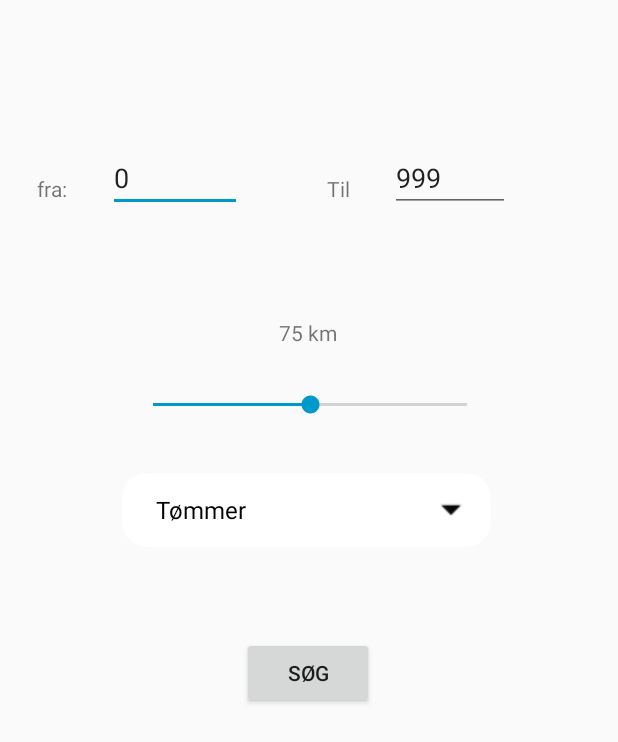
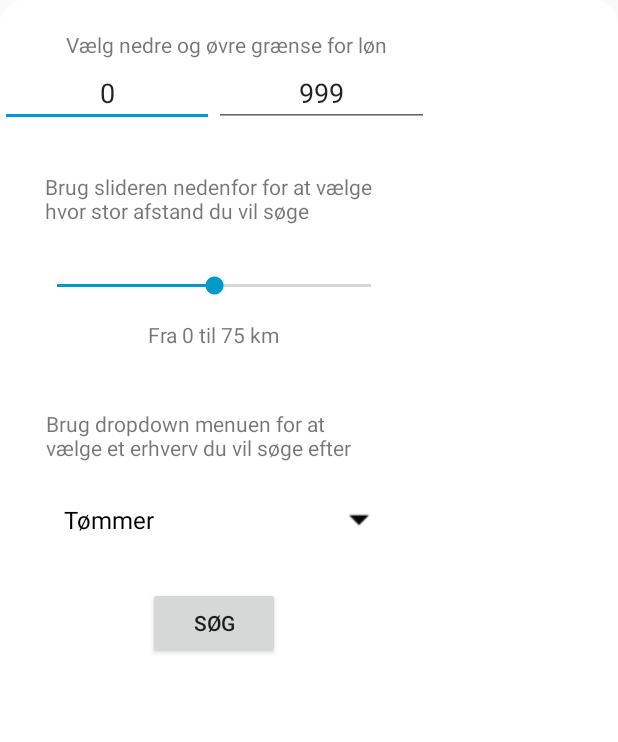
Before and after one commit to DanielGreibe/FlexicuApplication, an Android app: the FiltersRentIn screen opened directly, with no data from a screen before it, on a phone screen of 412 x 824 dp. Shown: the top 742 px of the screen. Run offline under Robolectric (Android 15) with nearby library versions, the phone set to English and light mode, and no system bars; libraries missing offline, so code that uses them is left out: com.firebase.ui.

Commit message:
Filters work as popup. Check all 4 filters and not just two filters.

```diff
--- a/app/src/main/java/com/example/danie/flexicuapplication/GUI/FiltersRentIn.java
+++ b/app/src/main/java/com/example/danie/flexicuapplication/GUI/FiltersRentIn.java
@@ -35,19 +35,20 @@ public class FiltersRentIn extends AppCompatActivity
         {
         super.onCreate(savedInstanceState);
         setContentView(R.layout.activity_rent_in_filters);
-           ArrayList<String> filterList = new ArrayList<String>();
 
 
+        ArrayList<String> filterList = new ArrayList<String>();
         btn = findViewById(R.id.searchBtn);
         seekbarValue=findViewById(R.id.progressValue);
         lowerPay = findViewById(R.id.payLower);
         editTextprof = findViewById(R.id.spinnerJobFilter);
         upperPay = findViewById(R.id.payUpper);
+
+        seekBarDist = findViewById(R.id.distSlider);
+        seekBarDist.setProgress(75);
         lowerPay.setText("0");
         upperPay.setText("999");
-        seekBarDist = findViewById(R.id.distSlider);
-        seekBarDist.setProgress(75);
-        seekbarValue.setText(seekBarDist.getProgress() + " km");
+        seekbarValue.setText("Fra 0 til "+ seekBarDist.getProgress() + " km");
         seekBarDist.setMax(150);
             items.add("Tømmer");
             items.add("VVS");
@@ -65,7 +66,7 @@ public class FiltersRentIn extends AppCompatActivity
         seekBarDist.setOnSeekBarChangeListener(new SeekBar.OnSeekBarChangeListener() {
             @Override
             public void onProgressChanged(SeekBar seekBar, int progress, boolean fromUser) {
-                seekbarValue.setText(String.valueOf(progress)+" km");
+                seekbarValue.setText("Fra 0 til " + String.valueOf(progress)+" km");
             }
 
             @Override
--- a/app/src/main/java/com/example/danie/flexicuapplication/LogicLayer/AndCriteria.java
+++ b/app/src/main/java/com/example/danie/flexicuapplication/LogicLayer/AndCriteria.java
@@ -25,6 +25,10 @@ public class AndCriteria implements CriteriaInterface {
     public List<CrudEmployee> meetCriteria(List<CrudEmployee> persons) {
 
         List<CrudEmployee> firstCriteriaPersons = criteria.meetCriteria(persons);
-        return otherCriteria.meetCriteria(firstCriteriaPersons);
+        List<CrudEmployee> secondCriteriaPersons = otherCriteria.meetCriteria(firstCriteriaPersons);
+        List<CrudEmployee> thirdCriteriaPersons = someOther.meetCriteria(secondCriteriaPersons);
+        List<CrudEmployee> fourthCriteriaPersons = someThird.meetCriteria(thirdCriteriaPersons);
+
+        return fourthCriteriaPersons;
     }
 }
--- a/app/src/main/res/layout/activity_rent_in_filters.xml
+++ b/app/src/main/res/layout/activity_rent_in_filters.xml
@@ -4,111 +4,104 @@
     xmlns:tools="http://schemas.android.com/tools"
     android:layout_width="match_parent"
     android:layout_height="match_parent"
+    android:background="@drawable/layout_background_round_corners"
     tools:context=".GUI.FiltersRentIn">
+
+    <LinearLayout
+        android:layout_width="wrap_content"
+        android:layout_height="wrap_content"
+        android:orientation="vertical"
+        android:paddingTop="20dp">
+
+
+        <TextView
+            android:id="@+id/textViewHeaderPay"
+            android:layout_width="wrap_content"
+            android:layout_height="wrap_content"
+            android:layout_gravity="center"
+            android:layout_marginStart="8dp"
+            android:text="Vælg nedre og øvre grænse for løn"
+            app:layout_constraintStart_toStartOf="parent"
+            app:layout_constraintTop_toTopOf="parent" />
+
+        <LinearLayout
+            android:layout_width="286dp"
+            android:layout_height="wrap_content"
+            android:layout_gravity="center"
+            android:orientation="horizontal"
+            tools:layout_editor_absoluteX="0dp"
+            tools:layout_editor_absoluteY="47dp">
+
+            <EditText
+                android:id="@+id/payLower"
+                android:layout_width="0dp"
+                android:layout_height="wrap_content"
+                android:layout_weight="0.5"
+                android:ems="10"
+                android:gravity="center"
+                android:hint="Nedre grænse"
+                android:inputType="number"
+                app:layout_constraintStart_toStartOf="parent"
+                tools:layout_editor_absoluteY="87dp" />
+
+            <EditText
+                android:id="@+id/payUpper"
+                android:layout_width="0dp"
+                android:layout_height="wrap_content"
+                android:layout_weight="0.5"
+                android:ems="10"
+                android:gravity="center"
+                android:hint="Øvre grænse"
+                android:inputType="number"
+                app:layout_constraintEnd_toEndOf="parent"
+                app:layout_constraintTop_toTopOf="parent" />
+        </LinearLayout>
+
+        <TextView
+            android:id="@+id/textviewDistanceHeader"
+            android:layout_width="226dp"
+            android:layout_height="53dp"
+            android:layout_gravity="center"
+            android:layout_marginTop="30dp"
+            android:text="Brug slideren nedenfor for at vælge hvor stor afstand du vil søge" />
+
 
         <SeekBar
             android:id="@+id/distSlider"
             android:layout_width="241dp"
             android:layout_height="45dp"
+            android:layout_gravity="center"
             android:layout_marginStart="8dp"
-        android:layout_marginLeft="8dp"
-        android:layout_marginTop="16dp"
             android:layout_marginEnd="8dp"
-        android:layout_marginRight="8dp"
             app:layout_constraintEnd_toEndOf="parent"
             app:layout_constraintHorizontal_bias="0.503"
             app:layout_constraintStart_toStartOf="parent"
             app:layout_constraintTop_toBottomOf="@+id/progressValue" />
 
-    <EditText
-        android:id="@+id/payLower"
-        android:layout_width="89dp"
-        android:layout_height="wrap_content"
-        android:layout_marginStart="72dp"
-        android:layout_marginLeft="72dp"
-        android:layout_marginTop="96dp"
-        android:ems="10"
-        android:inputType="number"
-        app:layout_constraintStart_toStartOf="parent"
-        app:layout_constraintTop_toTopOf="parent" />
-
-    <EditText
-        android:id="@+id/payUpper"
-        android:layout_width="80dp"
-        android:layout_height="wrap_content"
-        android:layout_marginTop="96dp"
-        android:layout_marginEnd="72dp"
-        android:layout_marginRight="72dp"
-        android:ems="10"
-        android:inputType="number"
-        app:layout_constraintEnd_toEndOf="parent"
-        app:layout_constraintTop_toTopOf="parent" />
-
-    <TextView
-        android:id="@+id/fromTxt"
-        android:layout_width="34dp"
-        android:layout_height="17dp"
-        android:layout_marginStart="8dp"
-        android:layout_marginLeft="8dp"
-        android:layout_marginTop="116dp"
-        android:layout_marginEnd="8dp"
-        android:layout_marginRight="8dp"
-        android:text="fra:"
-        app:layout_constraintEnd_toStartOf="@+id/payLower"
-        app:layout_constraintHorizontal_bias="0.772"
-        app:layout_constraintStart_toStartOf="parent"
-        app:layout_constraintTop_toTopOf="parent" />
-
-    <TextView
-        android:id="@+id/totxt"
-        android:layout_width="34dp"
-        android:layout_height="16dp"
-        android:layout_marginTop="116dp"
-        android:layout_marginEnd="8dp"
-        android:layout_marginRight="8dp"
-        android:text="Til"
-        app:layout_constraintEnd_toStartOf="@+id/payUpper"
-        app:layout_constraintTop_toTopOf="parent" />
-
-    <Button
-        android:id="@+id/searchBtn"
-        android:layout_width="wrap_content"
-        android:layout_height="wrap_content"
-        android:layout_marginStart="8dp"
-        android:layout_marginLeft="8dp"
-        android:layout_marginTop="60dp"
-        android:layout_marginEnd="8dp"
-        android:layout_marginRight="8dp"
-        android:text="Søg"
-        app:layout_constraintEnd_toEndOf="parent"
-        app:layout_constraintHorizontal_bias="0.498"
-        app:layout_constraintStart_toStartOf="parent"
-        app:layout_constraintTop_toBottomOf="@+id/spinnerJobFilter" />
-
         <TextView
             android:id="@+id/progressValue"
             android:layout_width="wrap_content"
             android:layout_height="wrap_content"
-        android:layout_marginStart="8dp"
-        android:layout_marginLeft="8dp"
-        android:layout_marginTop="212dp"
-        android:layout_marginEnd="8dp"
-        android:layout_marginRight="8dp"
-        android:text="TextView"
-        app:layout_constraintEnd_toEndOf="parent"
-        app:layout_constraintHorizontal_bias="0.498"
-        app:layout_constraintStart_toStartOf="parent"
-        app:layout_constraintTop_toTopOf="parent" />
+            android:layout_gravity="center"
+            android:text="ProgressValue"
+            tools:layout_editor_absoluteX="345dp"
+            tools:layout_editor_absoluteY="212dp" />
+
+        <TextView
+            android:id="@+id/textViewHeaderProfession"
+            android:layout_width="224dp"
+            android:layout_height="49dp"
+            android:layout_gravity="center"
+            android:layout_marginTop="40dp"
+            android:text="Brug dropdown menuen for at vælge et erhverv du vil søge efter" />
 
         <Spinner
             android:id="@+id/spinnerJobFilter"
             android:layout_width="246dp"
             android:layout_height="49dp"
+            android:layout_gravity="center"
             android:layout_marginStart="8dp"
-        android:layout_marginLeft="8dp"
-        android:layout_marginTop="68dp"
             android:layout_marginEnd="8dp"
-        android:layout_marginRight="8dp"
             android:background="@drawable/spinner_round_corners"
             android:dropDownWidth="wrap_content"
             android:spinnerMode="dropdown"
@@ -116,4 +109,21 @@
             app:layout_constraintHorizontal_bias="0.489"
             app:layout_constraintStart_toStartOf="parent"
             app:layout_constraintTop_toTopOf="@+id/distSlider" />
+
+        <Button
+            android:id="@+id/searchBtn"
+            android:layout_width="wrap_content"
+            android:layout_height="wrap_content"
+            android:layout_gravity="center"
+            android:layout_marginStart="8dp"
+            android:layout_marginTop="20dp"
+            android:layout_marginEnd="8dp"
+            android:text="Søg"
+            app:layout_constraintEnd_toEndOf="parent"
+            app:layout_constraintHorizontal_bias="0.498"
+            app:layout_constraintStart_toStartOf="parent"
+            app:layout_constraintTop_toBottomOf="@+id/spinnerJobFilter" />
+
+    </LinearLayout>
+
 </android.support.constraint.ConstraintLayout>
```
Also changed, not shown: app/src/main/java/com/example/danie/flexicuapplication/GUI/RentInFragment.java (+108 -4 lines), app/src/main/res/layout/popup_filters.xml (added, +119 -0 lines). Lines whose indentation alone changed are shown as unchanged.
